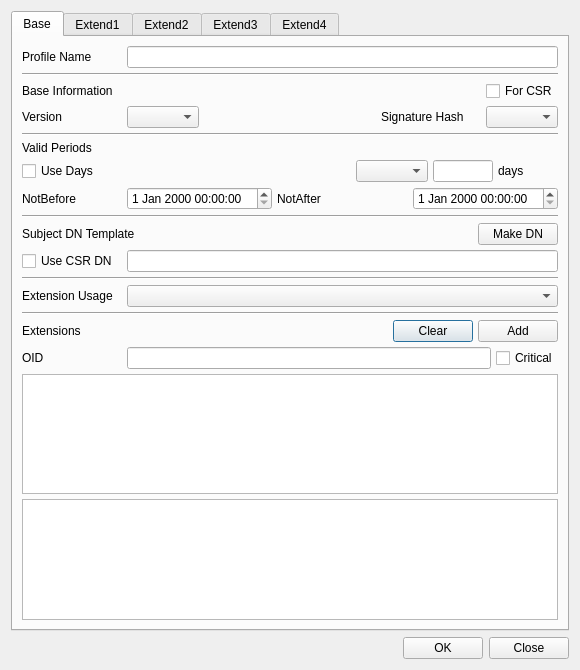
Old version of the form CertMan/make_cert_profile_dlg.ui in the repository jykim74/CertMan.
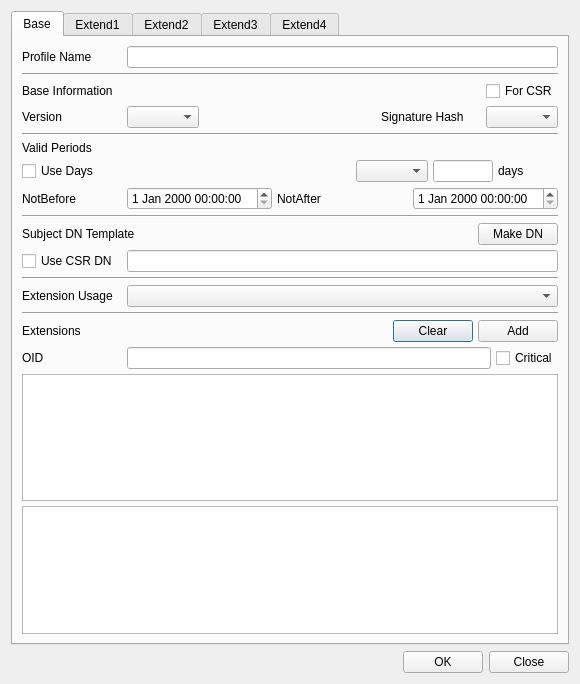
New version of the form. The open tabs and pages were chosen to show the change.

```diff
--- a/CertMan/make_cert_profile_dlg.ui
+++ b/CertMan/make_cert_profile_dlg.ui
@@ -7,7 +7,7 @@
     <x>0</x>
     <y>0</y>
     <width>580</width>
-    <height>670</height>
+    <height>684</height>
    </rect>
   </property>
   <property name="windowTitle">
```
Left out of the diff: 2 changed lines with no effect on the pictures.
